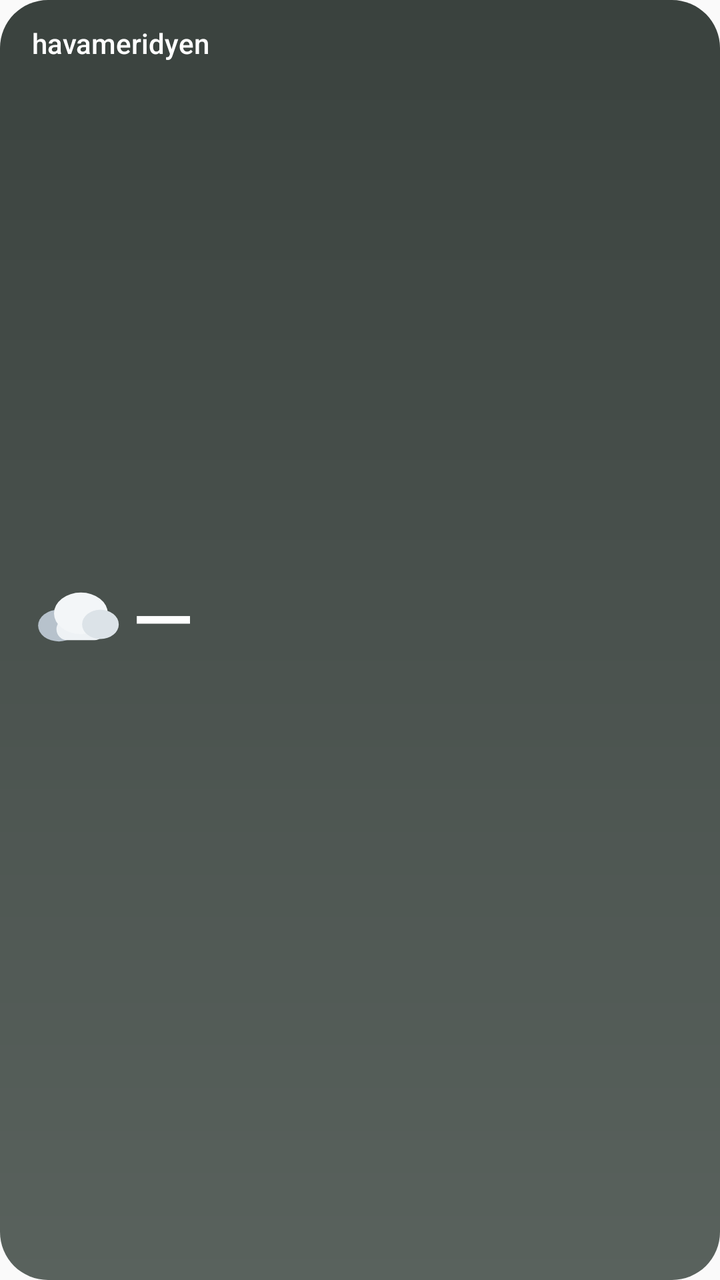
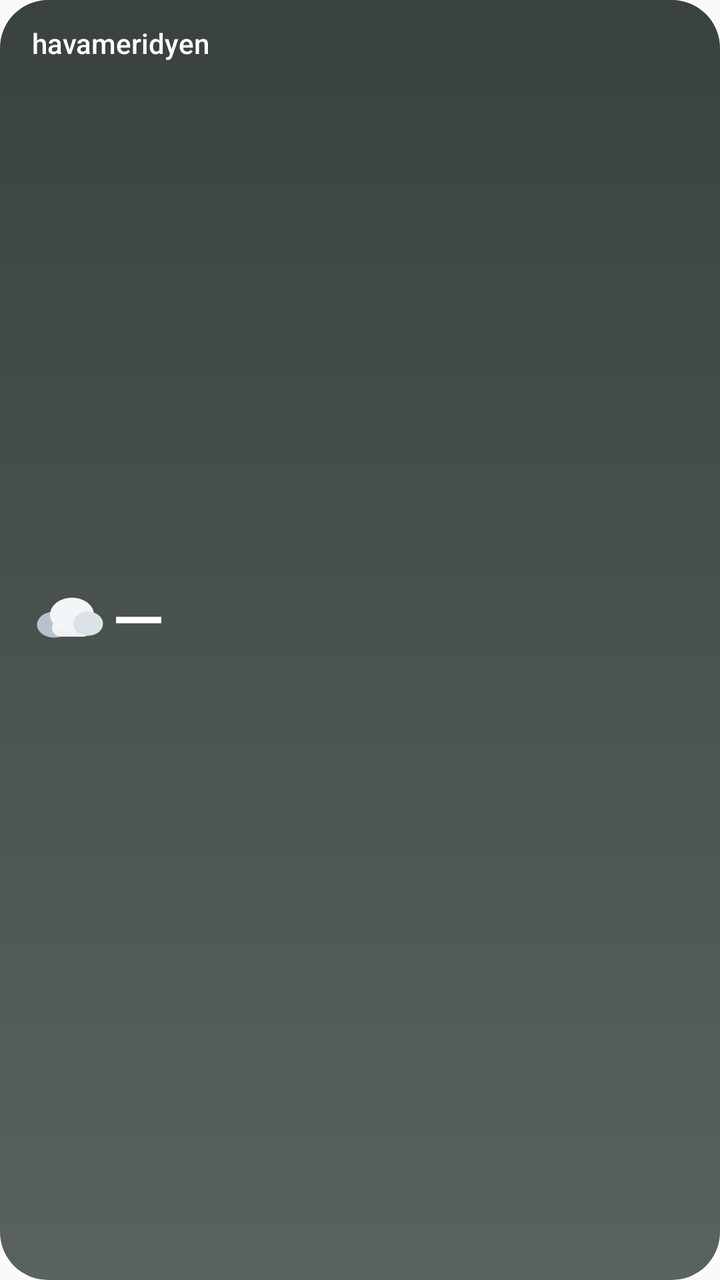

The first picture is an Android layout as it rendered before a commit; the second is the same layout after the commit. The layout source and the unified diff follow.
<!-- AndroidManifest.xml: application theme AppTheme -->
<!-- res/layout/hm_widget_kucuk.xml -->
<?xml version="1.0" encoding="utf-8"?>
<LinearLayout xmlns:android="http://schemas.android.com/apk/res/android"
    android:id="@+id/w_root"
    android:layout_width="match_parent"
    android:layout_height="match_parent"
    android:background="@drawable/wsky_nodata"
    android:orientation="vertical"
    android:paddingStart="16dp"
    android:paddingTop="12dp"
    android:paddingEnd="14dp"
    android:paddingBottom="12dp">

    <LinearLayout
        android:layout_width="match_parent"
        android:layout_height="wrap_content"
        android:gravity="center_vertical"
        android:orientation="horizontal">

        <TextView
            android:id="@+id/w_place"
            android:layout_width="0dp"
            android:layout_height="wrap_content"
            android:layout_weight="1"
            android:ellipsize="end"
            android:fontFamily="sans-serif-medium"
            android:maxLines="1"
            android:text="@string/app_name"
            android:textColor="@color/hm_w_text"
            android:textSize="14dp" />

        <TextView
            android:id="@+id/w_time"
            android:layout_width="wrap_content"
            android:layout_height="wrap_content"
            android:layout_marginStart="6dp"
            android:maxLines="1"
            android:textColor="@color/hm_w_faint"
            android:textSize="11dp" />
    </LinearLayout>

    <LinearLayout
        android:layout_width="match_parent"
        android:layout_height="0dp"
        android:layout_weight="1"
        android:gravity="center_vertical"
        android:orientation="horizontal">

        <ImageView
            android:id="@+id/w_icon"
            android:layout_width="44dp"
            android:layout_height="44dp"
            android:importantForAccessibility="no"
            android:scaleType="fitCenter"
            android:src="@drawable/wx_cloud" />

        <TextView
            android:id="@+id/w_temp"
            android:layout_width="wrap_content"
            android:layout_height="wrap_content"
            android:layout_marginStart="6dp"
            android:fontFamily="sans-serif-medium"
            android:includeFontPadding="false"
            android:maxLines="1"
            android:text="—"
            android:textColor="@color/hm_w_text"
            android:textSize="40dp" />
    </LinearLayout>

    <TextView
        android:id="@+id/w_cond"
        android:layout_width="match_parent"
        android:layout_height="wrap_content"
        android:ellipsize="end"
        android:fontFamily="sans-serif-medium"
        android:maxLines="1"
        android:textColor="@color/hm_w_text"
        android:textSize="13dp" />

    <LinearLayout
        android:layout_width="match_parent"
        android:layout_height="wrap_content"
        android:layout_marginTop="4dp"
        android:gravity="center_vertical"
        android:orientation="horizontal">

        <TextView
            android:id="@+id/w_minmax"
            android:layout_width="0dp"
            android:layout_height="wrap_content"
            android:layout_weight="1"
            android:maxLines="1"
            android:textColor="@color/hm_w_soft"
            android:textSize="12dp" />

        <ImageView
            android:id="@+id/w_dot"
            android:layout_width="7dp"
            android:layout_height="7dp"
            android:importantForAccessibility="no"
            android:src="@drawable/w_dot"
            android:visibility="gone" />

        <TextView
            android:id="@+id/w_agree"
            android:layout_width="wrap_content"
            android:layout_height="wrap_content"
            android:layout_marginStart="4dp"
            android:maxLines="1"
            android:textColor="@color/hm_w_soft"
            android:textSize="11dp" />
    </LinearLayout>
</LinearLayout>
<!-- resources referenced by this layout -->
<resources>
  <color name="hm_w_faint">#B3FFFFFF</color>
  <color name="hm_w_soft">#D9FFFFFF</color>
  <color name="hm_w_text">#FFFFFFFF</color>
  <!-- drawable w_dot (drawable) -->
  <?xml version="1.0" encoding="utf-8"?>
  <shape xmlns:android="http://schemas.android.com/apk/res/android"
      android:shape="oval">
      <solid android:color="#FFFFFFFF" />
      <size
          android:width="7dp"
          android:height="7dp" />
  </shape>
  <!-- drawable wsky_nodata (drawable) -->
  <?xml version="1.0" encoding="utf-8"?>
  <shape xmlns:android="http://schemas.android.com/apk/res/android"
      android:shape="rectangle">
      <corners android:radius="@dimen/hm_widget_radius" />
      <gradient
          android:angle="270"
          android:startColor="#3A423E"
          android:centerColor="#4A524E"
          android:endColor="#59625D"
          android:type="linear" />
  </shape>
  <!-- drawable wx_cloud (drawable) -->
  <?xml version="1.0" encoding="utf-8"?>
  <vector xmlns:android="http://schemas.android.com/apk/res/android"
      android:width="36dp"
      android:height="30dp"
      android:viewportWidth="36"
      android:viewportHeight="30">
      <group
          android:translateX="-4"
          android:translateY="-2">
          <path
              android:fillColor="#B7C2CC"
              android:pathData="M6.5,19 a8.5,6.5 0 1,0 17,0 a8.5,6.5 0 1,0 -17,0 Z" />
          <path
              android:fillColor="#EEF2F5"
              android:pathData="M18.5,16 h11 a4.5,4.5 0 0,1 4.5,4.5 v0 a4.5,4.5 0 0,1 -4.5,4.5 h-11 a4.5,4.5 0 0,1 -4.5,-4.5 v0 a4.5,4.5 0 0,1 4.5,-4.5 Z" />
          <path
              android:fillColor="#F3F6F8"
              android:pathData="M13,14 a11,8.5 0 1,0 22,0 a11,8.5 0 1,0 -22,0 Z" />
          <path
              android:fillColor="#DCE3E8"
              android:pathData="M24.5,18.5 a7.5,6 0 1,0 15,0 a7.5,6 0 1,0 -15,0 Z" />
      </group>
  </vector>
  <string name="app_name">havameridyen</string>
  <style name="AppTheme" parent="Theme.AppCompat.Light.DarkActionBar">
          
          <item name="colorPrimary">@color/colorPrimary</item>
          <item name="colorPrimaryDark">@color/colorPrimaryDark</item>
          <item name="colorAccent">@color/colorAccent</item>
      </style>
  <dimen name="hm_widget_radius">24dp</dimen>
</resources>

<!-- the commit's change to res/layout/hm_widget_kucuk.xml (unified diff, before → after) -->
@@ -47,8 +47,8 @@
 
         <ImageView
             android:id="@+id/w_icon"
-            android:layout_width="44dp"
-            android:layout_height="44dp"
+            android:layout_width="36dp"
+            android:layout_height="36dp"
             android:importantForAccessibility="no"
             android:scaleType="fitCenter"
             android:src="@drawable/wx_cloud" />
@@ -57,13 +57,13 @@
             android:id="@+id/w_temp"
             android:layout_width="wrap_content"
             android:layout_height="wrap_content"
-            android:layout_marginStart="6dp"
+            android:layout_marginStart="4dp"
             android:fontFamily="sans-serif-medium"
             android:includeFontPadding="false"
             android:maxLines="1"
             android:text="—"
             android:textColor="@color/hm_w_text"
-            android:textSize="40dp" />
+            android:textSize="34dp" />
     </LinearLayout>
 
     <TextView
